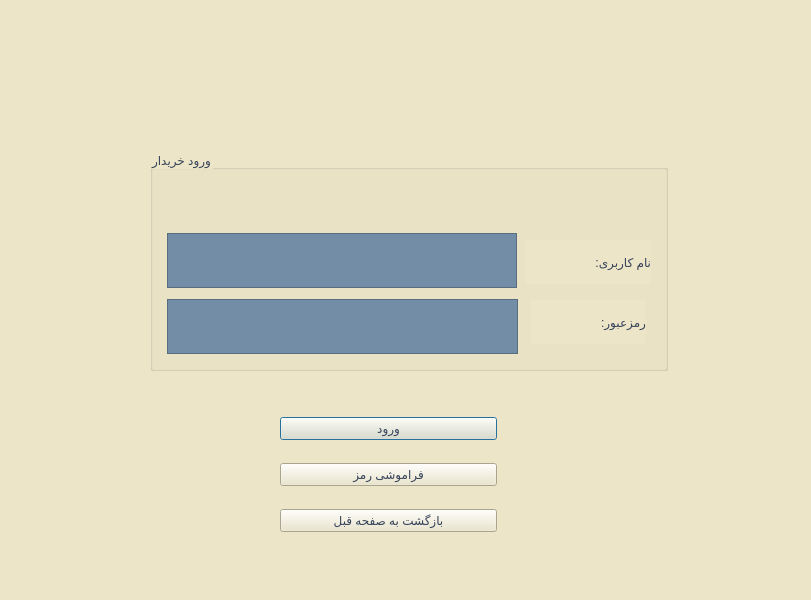
Above: Project_Ap/loginclient.ui from AP-projects-4001/metagoofill before the change. Below: the same form after it.
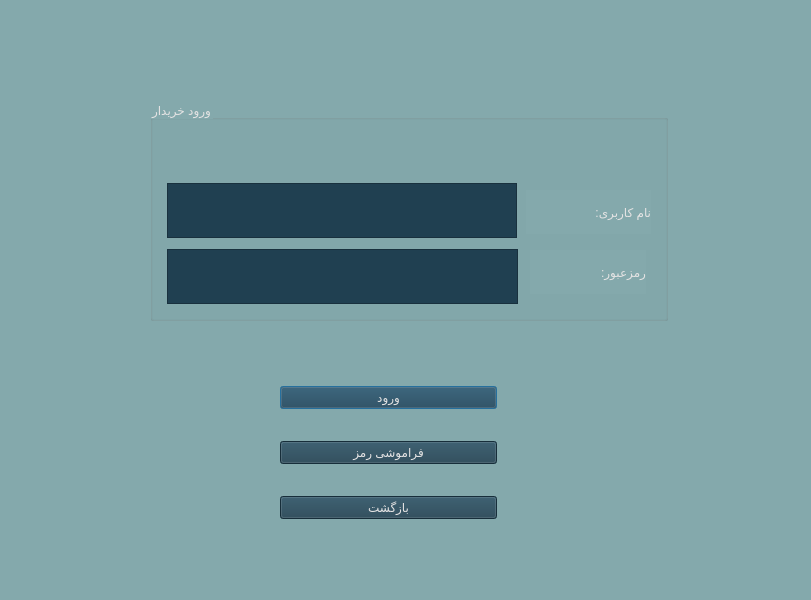
That is the form after the change.

Commit message: changing colors and Completing the program ui

Patch:
```diff
--- a/Project_Ap/loginclient.ui
+++ b/Project_Ap/loginclient.ui
@@ -14,19 +14,19 @@
    <string>Dialog</string>
   </property>
   <property name="styleSheet">
-   <string notr="true">background-color: rgb(236, 229, 199);</string>
+   <string notr="true">background-color: rgb(132, 169, 172);</string>
   </property>
   <widget class="QGroupBox" name="groupBox">
    <property name="geometry">
     <rect>
      <x>150</x>
-     <y>150</y>
+     <y>100</y>
      <width>518</width>
      <height>221</height>
     </rect>
    </property>
    <property name="styleSheet">
-    <string notr="true">color: rgb(53, 66, 89);
+    <string notr="true">color: rgb(228, 227, 227);
 font: 20pt &quot;Lalezar&quot;;</string>
    </property>
    <property name="title">
@@ -58,7 +58,9 @@
      </rect>
     </property>
     <property name="styleSheet">
-     <string notr="true">background-color: rgb(116, 141, 166);</string>
+     <string notr="true">background-color: rgb(32, 64, 81);
+color: rgb(228, 227, 227);
+font: 12pt &quot;Lalezar&quot;;</string>
     </property>
    </widget>
    <widget class="QLabel" name="label_2">
@@ -87,7 +89,9 @@
      </rect>
     </property>
     <property name="styleSheet">
-     <string notr="true">background-color: rgb(116, 141, 166);</string>
+     <string notr="true">background-color: rgb(32, 64, 81);
+color: rgb(228, 227, 227);
+font: 12pt &quot;Lalezar&quot;;</string>
     </property>
    </widget>
   </widget>
@@ -111,21 +115,22 @@
     <set>Qt::AlignCenter</set>
    </property>
   </widget>
-  <widget class="QWidget" name="">
+  <widget class="QWidget" name="layoutWidget">
    <property name="geometry">
     <rect>
      <x>280</x>
-     <y>400</y>
+     <y>360</y>
      <width>217</width>
-     <height>151</height>
+     <height>185</height>
     </rect>
    </property>
    <layout class="QVBoxLayout" name="verticalLayout_2">
     <item>
      <widget class="QPushButton" name="pushButton">
       <property name="styleSheet">
-       <string notr="true">font: 14pt &quot;Lalezar&quot;;
-color: rgb(53, 66, 89);</string>
+       <string notr="true">background-color: rgb(32, 64, 81);
+color: rgb(228, 227, 227);
+font: 12pt &quot;Lalezar&quot;;</string>
       </property>
       <property name="text">
        <string>ورود</string>
@@ -135,8 +140,9 @@
     <item>
      <widget class="QPushButton" name="pushButton_3">
       <property name="styleSheet">
-       <string notr="true">font: 14pt &quot;Lalezar&quot;;
-color: rgb(53, 66, 89);</string>
+       <string notr="true">background-color: rgb(32, 64, 81);
+color: rgb(228, 227, 227);
+font: 12pt &quot;Lalezar&quot;;</string>
       </property>
       <property name="text">
        <string>فراموشی رمز</string>
@@ -146,11 +152,12 @@
     <item>
      <widget class="QPushButton" name="pushButton_2">
       <property name="styleSheet">
-       <string notr="true">font: 14pt &quot;Lalezar&quot;;
-color: rgb(53, 66, 89);</string>
+       <string notr="true">background-color: rgb(32, 64, 81);
+color: rgb(228, 227, 227);
+font: 12pt &quot;Lalezar&quot;;</string>
       </property>
       <property name="text">
-       <string>بازگشت به صفحه قبل</string>
+       <string>بازگشت</string>
       </property>
      </widget>
     </item>
```
The commit also changes 37 other files.
